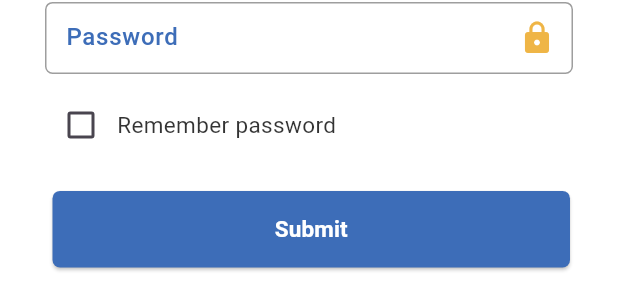
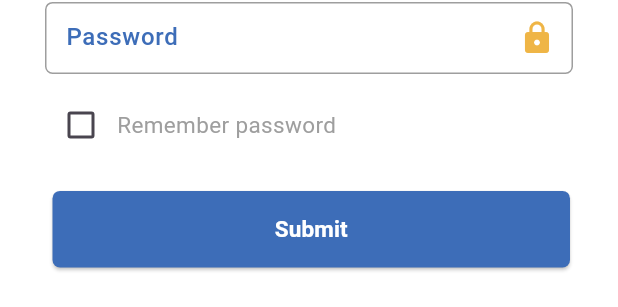
Before and after one commit to omaralqaseer/siarashield_flutter, a Flutter app: the PopupScreen widget shown alone on an empty page, opened directly with empty values, after a tap on the "close" icon, on a phone screen of 412 x 824 dp. Shown: the part 419-726 px from the top of the screen. Run offline on Flutter 3.47's test engine with Material 3 defaults, Android fonts, the phone set to English and light mode, and no system bars; our stand-ins replace cached_network_image, connectivity_plus, device_info_plus, dio, fluttertoast, get and 1 more; missing offline and left inert: dart:html, flutter_udid, public_ip_address; network calls fail.

Commit message:
Second Version Development Done

```diff
--- a/example/lib/main.dart
+++ b/example/lib/main.dart
@@ -20,7 +20,7 @@ class _MyAppState extends State<MyApp> {
   final border = OutlineInputBorder(borderRadius: BorderRadius.circular(5), borderSide: const BorderSide(color: AppColors.greyColor));
   final TextStyle _hintStyle = const TextStyle(color: AppColors.greyColor, fontSize: 16, fontWeight: FontWeight.w500);
   final TextStyle _labelStyle = const TextStyle(color: AppColors.blueColor, fontSize: 16, fontWeight: FontWeight.w500);
-  final TextStyle _subtitle = TextStyle(color: AppColors.blackColor.withOpacity(0.8), fontSize: 15, fontWeight: FontWeight.w400);
+  final TextStyle _subtitle = const TextStyle(color: AppColors.greyColor, fontSize: 15, fontWeight: FontWeight.w400);
   bool isCheck = false;
   bool isSlide = false;
 
@@ -115,15 +115,13 @@ class _MyAppState extends State<MyApp> {
                 loginTap: (bool isSuccess) {
                   if (isSuccess) {
                     //To-Do On Success
-                    toast("Success");
-                    print("Tapped==>$isSuccess");
                   }
                 },
                 cieraModel: CyberCieraModel(
-                    masterUrlId: 'VYz433DfqQ5LhBcgaamnbw4Wy4K9CyQT', //Master URl ID
-                    requestUrl: 'com.app.cyber_ceiara' //Package name,
-
-                    ),
+                  masterUrlId: 'VYz433DfqQ5LhBcgaamnbw4Wy4K9CyQT', //Master URl ID
+                  requestUrl: 'com.app.cyber_ceiara', //Package name,
+                  privateKey: "1AnVf4WsYsbyDRflfBInOe42vTnnMxbu", //Private Key
+                ),
               ),
             ),
           ],
--- a/lib/application_constants/app_constant.dart
+++ b/lib/application_constants/app_constant.dart
@@ -3,35 +3,35 @@ import 'package:flutter/material.dart';
 abstract class ApiConstant {
   // static String baseUrl ="https://invisiblecaptcha.embed.mycybersiara.com/api/";
   // static String baseUrl ="https://embed.mycybersiara.com/api/";
-  static String baseUrl ="https://embed.mycybersiara.com/api/";
+  static String baseUrl = "https://embed.mycybersiara.com/api/";
 
-  static String getCyberSiaraForAndroid="CyberSiara/GetCyberSiaraForAndroid";
+  static String getCyberSiaraForAndroid = "CyberSiara/GetCyberSiaraForAndroid";
 
-  static String verifiedSubmitForAndroid="SubmitCaptcha/VerifiedSubmitForAndroid";
+  static String verifiedSubmitForAndroid = "SubmitCaptcha/VerifiedSubmitForAndroid";
 
   //if successfull  to display login button
 
   //if fail then display on the model
-  static String captchaForAndroid="GenerateCaptcha/CaptchaForAndroid";
+  static String captchaForAndroid = "GenerateCaptcha/CaptchaForAndroid";
 
-
-  static String submitCaptchInfoForAndroid="SubmitCaptcha/SubmitCaptchInfoForAndroid";
-
+  static String submitCaptchInfoForAndroid = "SubmitCaptcha/SubmitCaptchInfoForAndroid";
+  static String validateToken = "validate-token";
 }
 
-abstract class ImageAssets{
+abstract class ImageAssets {
   // /Users/apple/Desktop/andrew projects/siarashield_flutter/assets
-  static const String asset="assets/";
-  static const String checkCircle="${asset}check-circle.gif";
-  static const String close="${asset}close.png";
-  static const String dot="${asset}dots.png";
-  static const String download="${asset}download.png";
-  static const String hide="${asset}hide.png";
-  static const String logo="${asset}logo.png";
-  static const String refreshPage="${asset}refresh-page-option.png";
-  static const String rightCaptcha="${asset}RightCaptcha.gif";
-  static const String slideArrow="${asset}slideArrow.png";
-  static const String view="${asset}view.png";
+  static const String asset = "assets/";
+  static const String checkCircle = "${asset}check-circle.gif";
+  static const String close = "${asset}close.png";
+  static const String dot = "${asset}dots.png";
+  static const String download = "${asset}download.png";
+  static const String hide = "${asset}hide.png";
+  static const String logo = "${asset}logo.png";
+  static const String refreshPage = "${asset}refresh-page-option.png";
+  static const String rightCaptcha = "${asset}RightCaptcha.gif";
+  static const String slideArrow = "${asset}slideArrow.png";
+  static const String view = "${asset}view.png";
+  static const String refreshIcon = "${asset}refresh_icon.png";
 }
 
 abstract class AppColors {
@@ -39,7 +39,7 @@ abstract class AppColors {
   static const Color blueColor = Color(0xff3d6db8);
   static const Color blueColor2 = Color(0xff3a6bb7);
   static const Color blackColor = Color(0xff000000);
-  static const Color  whiteColor = Colors.white;
+  static const Color whiteColor = Colors.white;
   static Color yellowColor = const Color(0xffefb546);
   static const Color greyColor = Colors.grey;
   static const Color orangeColor = Color(0xffed7700);
--- a/lib/common/common_widgets.dart
+++ b/lib/common/common_widgets.dart
@@ -8,7 +8,6 @@ screenHeight(BuildContext context) => MediaQuery.of(context).size.height;
 
 screenWidth(BuildContext context) => MediaQuery.of(context).size.width;
 
-
 Future<bool?> toast(String txt) => Fluttertoast.showToast(
     msg: txt,
     toastLength: Toast.LENGTH_SHORT,
@@ -18,14 +17,16 @@ Future<bool?> toast(String txt) => Fluttertoast.showToast(
     textColor: AppColors.whiteColor,
     fontSize: 16.0);
 
-
-
 class LoadingWidget extends StatelessWidget {
   const LoadingWidget({super.key});
 
   @override
   Widget build(BuildContext context) {
-    return const Center(child: CircularProgressIndicator(color: AppColors.blueColor));
+    return const Center(
+        child: CircularProgressIndicator(
+      color: AppColors.blueColor,
+      strokeWidth: 3,
+    ));
   }
 }
 
@@ -51,7 +52,6 @@ Widget cachedImageForItem(String url, {double? height, double? width, BoxFit? bo
     errorWidget: (context, url, error) => const Icon(
           Icons.error,
         ));
-
 
 class AppButton extends StatelessWidget {
   final GestureTapCallback onTap;
--- a/lib/models/responseapi.dart
+++ b/lib/models/responseapi.dart
@@ -1,9 +1,9 @@
 class ResponseAPI {
   int code;
-  String response;
+  final Map<String, dynamic> response;
   bool? isError;
   dynamic isCacheError;
-  Error? error;
+  dynamic error;
 
   ResponseAPI(this.code, this.response, {this.isError, this.isCacheError, this.error});
 }
--- a/lib/popup_screen.dart
+++ b/lib/popup_screen.dart
@@ -1,4 +1,5 @@
 import 'package:flutter/material.dart';
+import 'package:flutter/services.dart';
 import 'package:get/get.dart';
 import 'package:siarashield_flutter/application_constants/app_constant.dart';
 
@@ -19,7 +20,7 @@ class PopupScreen extends StatefulWidget {
 }
 
 class _PopupScreenState extends State<PopupScreen> {
-  final TextStyle _t1 = TextStyle(color: AppColors.blackColor.withOpacity(0.2), fontSize: 15, fontWeight: FontWeight.w500);
+  final TextStyle _t1 = const TextStyle(color: AppColors.blackColor, fontSize: 13, fontWeight: FontWeight.w500);
   String dropdownvalue = "English";
   var items = ["English", "Hindi"];
   final TextEditingController _txtUsername = TextEditingController();
@@ -37,16 +38,18 @@ class _PopupScreenState extends State<PopupScreen> {
         return LoadingStateWidget(
           isLoading: controller.isLoading.value,
           child: Container(
+            padding: const EdgeInsets.only(left: 5, right: 5),
             decoration: BoxDecoration(color: AppColors.whiteColor, borderRadius: BorderRadius.circular(5)),
             child: Column(
               crossAxisAlignment: CrossAxisAlignment.start,
               children: [
+                const SizedBox(height: 12),
                 Row(
                   mainAxisAlignment: MainAxisAlignment.spaceBetween,
                   children: [
                     Image.asset(
                       ImageAssets.download,
-                      scale: 5,
+                      scale: 6,
                       package: 'siarashield_flutter',
                     ),
                     GestureDetector(
@@ -56,118 +59,63 @@ class _PopupScreenState extends State<PopupScreen> {
                         child: const Icon(
                           Icons.close,
                           color: AppColors.blackColor,
-                          size: 35,
+                          size: 25,
                         ))
                   ],
                 ),
-                const SizedBox(
-                  height: 12,
-                ),
-                // Text("Please select language", style: _t1),
-                // const SizedBox(
-                //   height: 12,
-                // ),
-                // Container(
-                //   height: 50,
-                //   width: double.infinity,
-                //   // margin: const EdgeInsets.all(20),
-                //   padding: const EdgeInsets.only(left: 20, right: 20),
-                //   decoration: BoxDecoration(
-                //       color: AppColors.whiteColor, border: Border.all(color: AppColors.blackColor), borderRadius: BorderRadius.circular(5)),
-                //   child: DropdownButton(
-                //     value: dropdownvalue,
-                //     underline: Container(color: Colors.white),
-                //     icon: const Icon(Icons.keyboard_arrow_down),
-                //     items: items.map((String items) {
-                //       return DropdownMenuItem(value: items, child: Text(items));
-                //     }).toList(),
-                //     onChanged: (String? newValue) async {
-                //       dropdownvalue = newValue!;
-                //
-                //       setState(() {});
-                //     },
-                //   ),
-                // ),
-                // const SizedBox(
-                //   height: 12,
-                // ),
+                const SizedBox(height: 12),
                 Text("Type all the displayed letters", style: _t1),
-                const SizedBox(
-                  height: 12,
-                ),
+                const SizedBox(height: 12),
                 Row(
+                  mainAxisAlignment: MainAxisAlignment.start,
+                  crossAxisAlignment: CrossAxisAlignment.center,
                   children: [
                     Expanded(
+                      flex: 8,
                       child: controller.isOtherLoading.value
                           ? const LoadingWidget()
                           : SizedBox(
-                              height: 50,
-                              child: cachedImageForItem(
-                                controller.captchaUrl.value,
-                                height: 50,
-                              ),
-                              // decoration: BoxDecoration(color: AppColors.blackColor.withOpacity(0.4)),
+                              height: 60,
+                              width: double.infinity,
+                              child: cachedImageForItem(controller.captchaUrl.value, height: 60, boxFit: BoxFit.fitWidth),
                             ),
                     ),
-                    const SizedBox(
-                      width: 10,
-                    ),
-                    InkWell(
+                    const SizedBox(width: 10),
+                    Expanded(
+                      flex: 1,
+                      child: InkWell(
                         onTap: () {
                           controller.getCaptcha(
                               height: screenHeight(context), width: screenWidth(context), visiterId: widget.visiterId, cieraModel: widget.cieraModel);
                         },
-                      child: const Icon(
-                        Icons.refresh,
-                        color: AppColors.blueColor,
-                        size: 30,
+                        child: Image.asset(ImageAssets.refreshIcon, scale: 2.5, package: 'siarashield_flutter'),
                       ),
-                    )
+                    ),
+                    const SizedBox(width: 5),
                   ],
                 ),
-                const SizedBox(
-                  height: 12,
-                ),
+                const SizedBox(height: 12),
                 Row(
                   children: [
-                    Expanded(
+                    Flexible(
                       flex: 3,
                       child: SizedBox(
-                        height: 50,
+                        height: 45,
                         child: TextFormField(
                             controller: _txtUsername,
                             cursorColor: AppColors.blackColor,
                             textInputAction: TextInputAction.done,
-                            decoration: InputDecoration(
-                              contentPadding: const EdgeInsets.only(left: 10),
-                              disabledBorder: border,
-                              errorBorder: border,
-                              focusedBorder: border,
-                              enabledBorder: border,
-                            )),
-                      ),
-                    ),
-                    const SizedBox(
-                      width: 5,
-                    ),
-                    Expanded(flex: 2, child: Text("Not Case Sensitive", style: _t1)),
-                  ],
-                ),
-                const SizedBox(
-                  height: 12,
-                ),
-                Center(
-                  child: SizedBox(
-                    width: 200,
-                    child: AppButton(
-                        onTap: () async {
-                          if (_txtUsername.text.isEmpty) {
-                            return;
-                          }
+                            style: const TextStyle(fontSize: 18),
+                            maxLength: 4,
+                            maxLengthEnforcement: MaxLengthEnforcement.none,
+                            buildCounter: (context, {required currentLength, required isFocused, required maxLength}) => null,
+                            // Removes the counter
 
-                          await controller.submitCaptcha(
+                            onChanged: (val) async {
+                              if (val.length == 4) {
+                                bool isSuccess = await controller.submitCaptcha(
                                     requestId: widget.requestId, visiterId: widget.visiterId, txt: _txtUsername.text, cieraModel: widget.cieraModel);
-                          if (controller.isSuccess.value) {
+                                if (isSuccess) {
                                   widget.loginTap(true);
                                   if (context.mounted) Navigator.pop(context, true);
                                 } else {
@@ -179,28 +127,82 @@ class _PopupScreenState extends State<PopupScreen> {
                                       visiterId: widget.visiterId,
                                       cieraModel: widget.cieraModel);
                                 }
+                              }
                             },
-                        title: "Submit"),
+                            decoration: InputDecoration(
+                              contentPadding: const EdgeInsets.only(left: 10),
+                              disabledBorder: border,
+                              errorBorder: border,
+                              focusedBorder: border,
+                              enabledBorder: border,
+                            )),
                       ),
                     ),
+                    const SizedBox(width: 5),
+                    Flexible(flex: 4, child: Text("Type all the displayed letters", style: _t1)),
+                  ],
+                ),
                 const SizedBox(
-                  height: 25,
+                  height: 12,
                 ),
+                // Center(
+                //   child: SizedBox(
+                //     width: 200,
+                //     child: AppButton(
+                //         onTap: () async {
+                //           if (_txtUsername.text.isEmpty) {
+                //             return;
+                //           }
+                //
+                //           await controller.submitCaptcha(
+                //               requestId: widget.requestId, visiterId: widget.visiterId, txt: _txtUsername.text, cieraModel: widget.cieraModel);
+                //           if (controller.isSuccess.value) {
+                //             widget.loginTap(true);
+                //             if (context.mounted) Navigator.pop(context, true);
+                //           } else {
+                //             toast("You have enter wrong code");
+                //             if (!context.mounted) return;
+                //             controller.getCaptcha(
+                //                 height: screenHeight(context),
+                //                 width: screenWidth(context),
+                //                 visiterId: widget.visiterId,
+                //                 cieraModel: widget.cieraModel);
+                //           }
+                //         },
+                //         title: "Submit"),
+                //   ),
+                // ),
+                // const SizedBox(
+                //   height: 25,
+                // ),
                 Center(
-                  child: Text(
-                    "Protected by CyberSIARA",
-                    style: TextStyle(color: AppColors.blackColor.withOpacity(0.5), fontWeight: FontWeight.w500, fontSize: 18),
+                  child: Row(
+                    mainAxisAlignment: MainAxisAlignment.center,
+                    crossAxisAlignment: CrossAxisAlignment.center,
+                    children: [
+                      const Text(
+                        "Protected by CyberSiARA",
+                        style: TextStyle(color: AppColors.blackColor, fontWeight: FontWeight.w500, fontSize: 14),
+                      ),
+                      const SizedBox(
+                        width: 5,
+                      ),
+                      Image.asset(
+                        ImageAssets.download,
+                        scale: 8,
+                        color: AppColors.greyColor,
+                        package: 'siarashield_flutter',
+                      ),
+                    ],
                   ),
                 ),
-                Center(
+                const Center(
                   child: Text(
                     "Privacy Terms",
-                    style: TextStyle(color: AppColors.blackColor.withOpacity(0.5), fontWeight: FontWeight.w400, fontSize: 14),
+                    style: TextStyle(color: AppColors.blackColor, fontWeight: FontWeight.w400, fontSize: 14),
                   ),
                 ),
-                const SizedBox(
-                  height: 15,
-                ),
+                const SizedBox(height: 15),
               ],
             ),
           ),
--- a/lib/siarashield_flutter.dart
+++ b/lib/siarashield_flutter.dart
@@ -13,8 +13,9 @@ import 'controllers/sara_shield_controller.dart';
 class CyberCieraModel {
   late final String masterUrlId;
   late final String requestUrl;
+  late final String privateKey;
 
-  CyberCieraModel({required this.masterUrlId, required this.requestUrl});
+  CyberCieraModel({required this.masterUrlId, required this.requestUrl, required this.privateKey});
 }
 
 class SaraShieldWidget extends StatefulWidget {
@@ -39,7 +40,6 @@ class _SaraShieldWidgetState extends State<SaraShieldWidget> {
         return controller.isLoading.value
             ? const Center(child: LoadingWidget())
             : Container(
-
                     padding: const EdgeInsets.only(top: 5),
                     child: controller.isOtherLoading.value
                         ? const LoadingWidget()
@@ -59,10 +59,9 @@ class _SaraShieldWidgetState extends State<SaraShieldWidget> {
                                           visiterId: controller.visiterId.value,
                                           requestId: controller.requestId.value,
                                           loginTap: (val) {
-                                          // print("val====>${val}");
                                             if (val == true) {
                                               controller.isVerified.value = true;
-                                            widget.loginTap(controller.isVerified.value );
+                                              widget.loginTap(controller.isVerified.value);
                                             }
                                           },
                                         ).alertCard(context);
@@ -70,7 +69,6 @@ class _SaraShieldWidgetState extends State<SaraShieldWidget> {
                                     );
                                   }
                                 },
-
                                 style: ElevatedButton.styleFrom(
                                     backgroundColor: AppColors.blueColor,
                                     padding: const EdgeInsets.symmetric(vertical: 15, horizontal: 15),
```
Also changed, not shown: lib/application_constants/dio_service.dart (added, +81 -0 lines), lib/application_constants/network_call.dart (deleted, +0 -49 lines), lib/common/extension_widget.dart (+7 -11 lines), lib/controllers/popoup_controller.dart (+46 -29 lines), lib/controllers/sara_shield_controller.dart (+6 -17 lines), pubspec.yaml (+5 -3 lines), assets/refresh_icon.png (added), example/pubspec.lock, 1 other file. Lines whose indentation alone changed are shown as unchanged.
